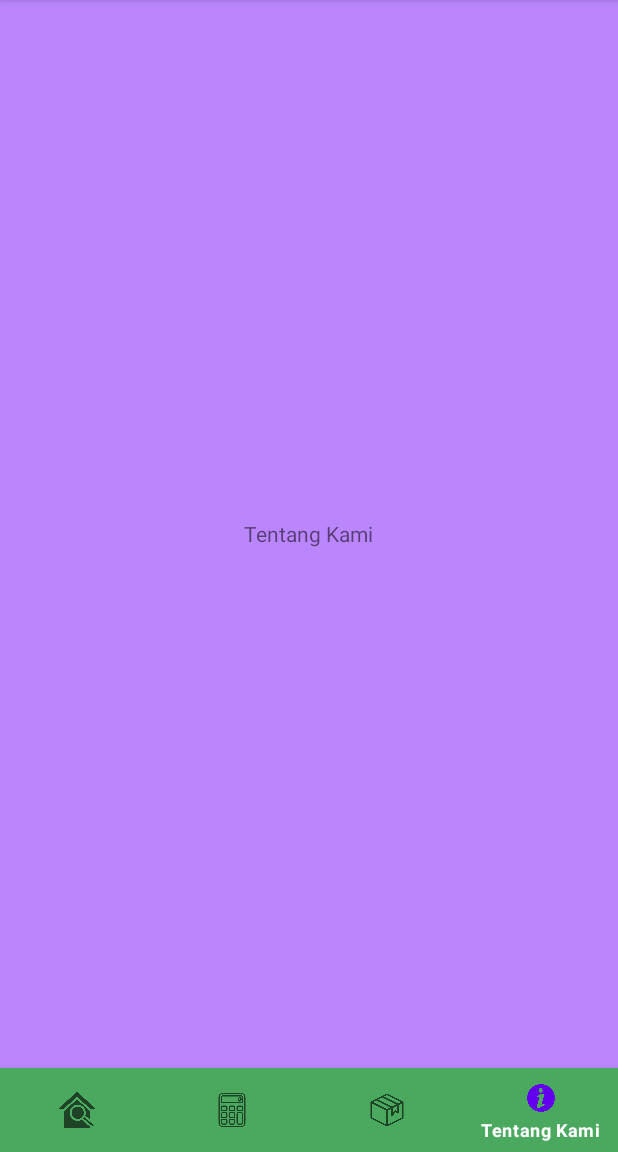
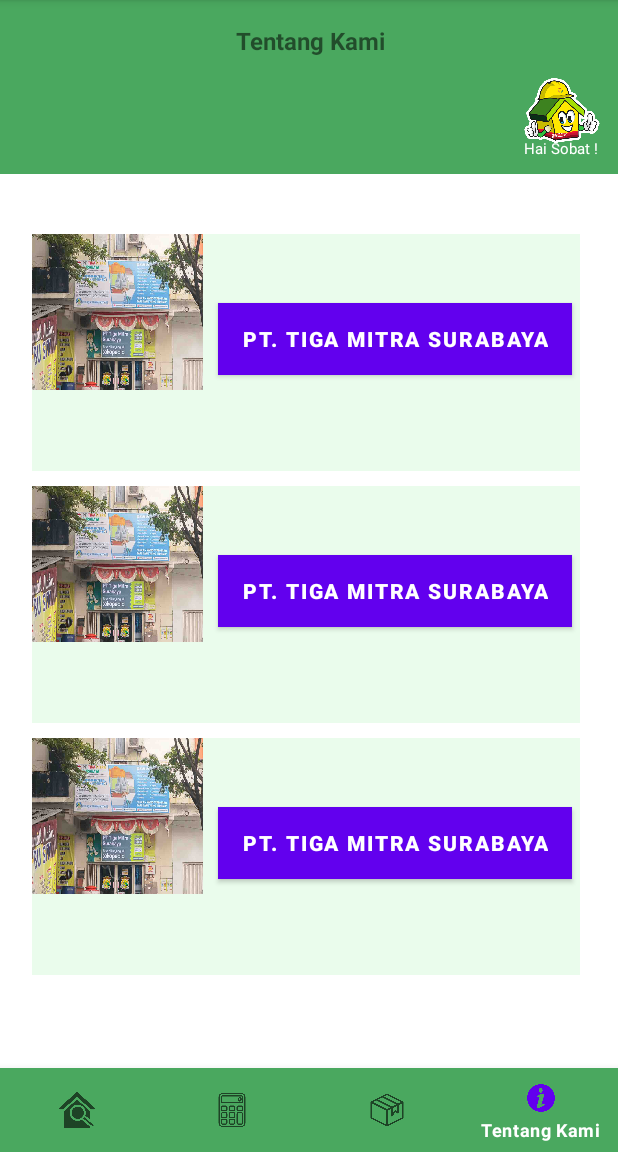
Before and after one commit to mochandri/siTimit, an Android app: the fragment TentangKamiFragment placed in its activity, item 4 of the bottom bar chosen, on a phone screen of 412 x 824 dp, the part 84-1236 px from its top. Run offline under Robolectric (Android 15) with nearby library versions, the phone set to English and light mode, and no system bars; 2 statements that could not run were skipped.

Commit message:
Tentang Kami

```diff
--- a/app/src/main/res/layout/fragment_tentang_kami.xml
+++ b/app/src/main/res/layout/fragment_tentang_kami.xml
@@ -3,14 +3,158 @@
     xmlns:tools="http://schemas.android.com/tools"
     android:layout_width="match_parent"
     android:layout_height="match_parent"
-    android:background="@color/purple_200"
+    xmlns:app="http://schemas.android.com/apk/res-auto"
     tools:context=".TentangKamiFragment">
 
     <!-- TODO: Update blank fragment layout -->
-    <TextView
-        android:layout_width="wrap_content"
-        android:layout_height="wrap_content"
-        android:text="Tentang Kami"
-        android:layout_centerInParent="true"/>
+   <androidx.constraintlayout.widget.ConstraintLayout
+       android:id="@+id/atas"
+       android:layout_width="match_parent"
+       android:layout_height="116dp"
+       android:background="@color/hijau">
+
+     <TextView
+           android:layout_width="121dp"
+           android:layout_height="57dp"
+           android:layout_marginTop="16dp"
+           android:text="Tentang Kami"
+           android:textSize="16dp"
+           android:textStyle="bold"
+           app:layout_constraintEnd_toEndOf="parent"
+           app:layout_constraintHorizontal_bias="0.541"
+           app:layout_constraintStart_toStartOf="parent"
+           app:layout_constraintTop_toTopOf="parent"/>
+       <TextView
+           android:layout_width="57dp"
+           android:layout_height="23dp"
+           android:layout_marginTop="92dp"
+           android:text="Hai Sobat !"
+           android:textColor="@color/white"
+           android:textSize="10dp"
+           app:layout_constraintEnd_toEndOf="parent"
+           app:layout_constraintHorizontal_bias="0.985"
+           app:layout_constraintStart_toStartOf="parent"
+           app:layout_constraintTop_toTopOf="parent" />
+       <ImageView
+           android:layout_width="64dp"
+           android:layout_height="43dp"
+           android:layout_marginTop="52dp"
+           android:layout_marginEnd="5dp"
+           android:src="@drawable/sitimit"
+           app:layout_constraintEnd_toEndOf="parent"
+           app:layout_constraintTop_toTopOf="parent" />
+
+   </androidx.constraintlayout.widget.ConstraintLayout>
+
+    <androidx.constraintlayout.widget.ConstraintLayout
+        android:id="@+id/tigamitra"
+        android:layout_width="365dp"
+        android:layout_height="158dp"
+        android:layout_below="@+id/atas"
+        android:layout_alignParentStart="true"
+        android:layout_alignParentEnd="true"
+        android:layout_marginStart="21dp"
+        android:layout_marginTop="40dp"
+        android:layout_marginEnd="25dp"
+        android:background="#EAFCEC">
+        <Button
+            android:id="@+id/button1"
+            android:layout_width="wrap_content"
+            android:layout_height="wrap_content"
+            android:layout_marginStart="124dp"
+            android:layout_marginBottom="64dp"
+            android:background="#4AA85F"
+            android:gravity="center"
+            android:onClick="tigamitrasurabaya"
+            android:text="PT. TIGA MITRA SURABAYA"
+
+
+            android:textStyle="bold"
+            app:layout_constraintBottom_toBottomOf="parent"
+            app:layout_constraintStart_toStartOf="parent" />
+
+       <ImageView
+            android:layout_width="114dp"
+            android:layout_height="104dp"
+            android:background="@drawable/kantorsurabaya"
+            tools:layout_editor_absoluteX="3dp"
+            tools:layout_editor_absoluteY="27dp"/>
+
+         </androidx.constraintlayout.widget.ConstraintLayout>
+    <androidx.constraintlayout.widget.ConstraintLayout
+        android:id="@+id/tigamitramalang"
+        android:layout_width="365dp"
+        android:layout_height="158dp"
+        android:layout_below="@+id/tigamitra"
+        android:layout_alignParentStart="true"
+        android:layout_alignParentEnd="true"
+        android:layout_marginStart="21dp"
+        android:layout_marginTop="10dp"
+        android:layout_marginEnd="25dp"
+        android:background="#EAFCEC">
+
+
+        <Button
+            android:id="@+id/button2"
+            android:layout_width="wrap_content"
+            android:layout_height="wrap_content"
+            android:layout_marginStart="124dp"
+            android:layout_marginBottom="64dp"
+            android:background="#4AA85F"
+            android:gravity="center"
+            android:onClick="tigamitrasurabaya"
+            android:text="PT. TIGA MITRA SURABAYA"
+
+
+            android:textStyle="bold"
+            app:layout_constraintBottom_toBottomOf="parent"
+            app:layout_constraintStart_toStartOf="parent" />
+
+        <ImageView
+            android:layout_width="114dp"
+            android:layout_height="104dp"
+            android:background="@drawable/kantorsurabaya"
+            tools:layout_editor_absoluteX="3dp"
+            tools:layout_editor_absoluteY="27dp"/>
+
+    </androidx.constraintlayout.widget.ConstraintLayout>
+    <androidx.constraintlayout.widget.ConstraintLayout
+        android:id="@+id/faq"
+        android:layout_width="365dp"
+        android:layout_height="158dp"
+        android:layout_below="@+id/tigamitramalang"
+        android:layout_alignParentStart="true"
+        android:layout_alignParentEnd="true"
+        android:layout_marginStart="21dp"
+        android:layout_marginTop="10dp"
+        android:layout_marginEnd="25dp"
+        android:background="#EAFCEC">
+
+
+        <Button
+            android:id="@+id/button"
+            android:layout_width="wrap_content"
+            android:layout_height="wrap_content"
+            android:layout_marginStart="124dp"
+            android:layout_marginBottom="64dp"
+            android:background="#4AA85F"
+            android:gravity="center"
+            android:onClick="tigamitrasurabaya"
+            android:text="PT. TIGA MITRA SURABAYA"
+
+
+            android:textStyle="bold"
+            app:layout_constraintBottom_toBottomOf="parent"
+            app:layout_constraintStart_toStartOf="parent" />
+
+        <ImageView
+            android:layout_width="114dp"
+            android:layout_height="104dp"
+            android:background="@drawable/kantorsurabaya"
+            tools:layout_editor_absoluteX="3dp"
+            tools:layout_editor_absoluteY="27dp"/>
+
+    </androidx.constraintlayout.widget.ConstraintLayout>
+
 
 </RelativeLayout>
```
Also changed, not shown: app/src/main/res/drawable/kantorsurabaya.jpg (added).
